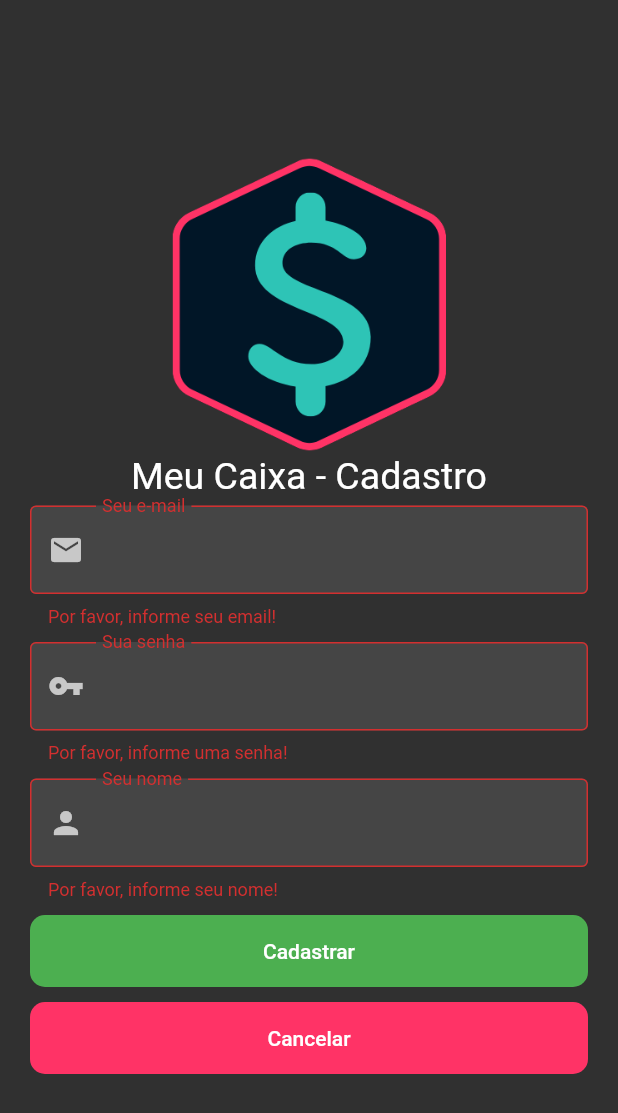
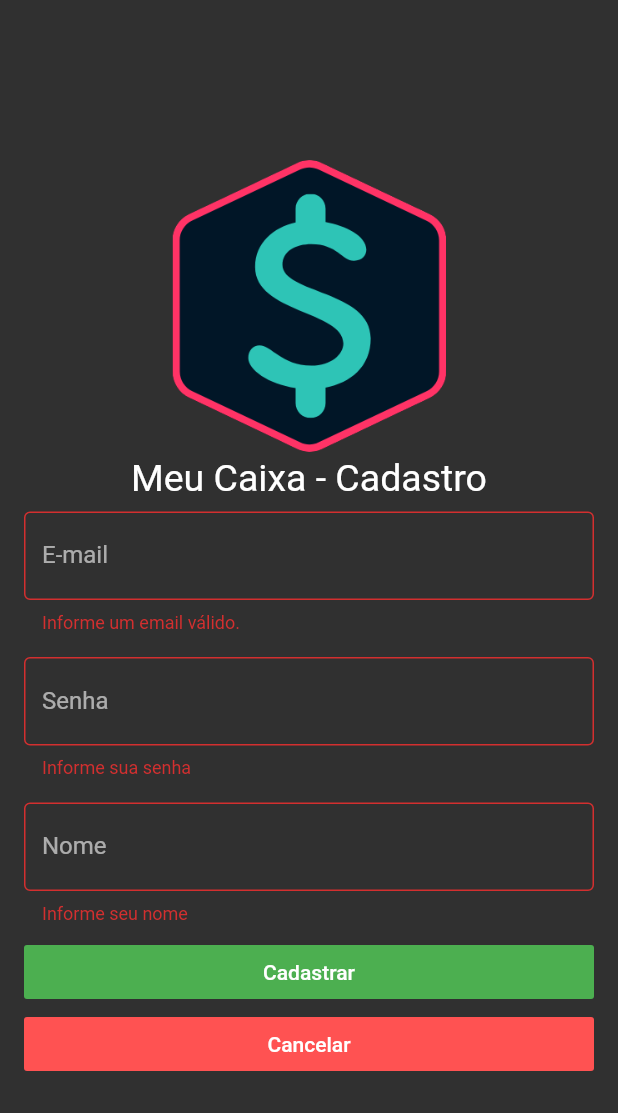
Before and after one commit to 3daysapp/meucaixa-flutter, a Flutter app: the RegisterScreen screen opened directly, after a tap on "Cadastrar", on a phone screen of 412 x 824 dp. Shown: the top 1113 px of the screen. Run offline on Flutter 3.47's test engine with Material 2 defaults, Android fonts, the phone set to English and light mode, and no system bars; our stand-ins replace cloud_firestore, email_validator, firebase_analytics, firebase_auth, firebase_core, firebase_crashlytics and 3 more; accounts and stored records are empty.

Commit message:
criado um novo textfield padrao para substituir o antigo Adicionado atalho a tela de cadastro a partir da tela de login

```diff
--- /dev/null
+++ b/lib/components/new_default_textfield.dart
@@ -0,0 +1,33 @@
+import 'package:flutter/material.dart';
+import 'package:meu_caixa_flutter/utils/config.dart';
+
+/// TODO coloquei esse nome para nao interfirir no default que ja existe, depois
+/// podemos renomear esse e eliminar o outro
+class NewDefaultTextField extends StatelessWidget {
+  final TextEditingController controller;
+  final String labelText;
+  final TextInputType keyboardType;
+  final Function validator;
+  final bool isPassword;
+  final Config _config = Config();
+  NewDefaultTextField(
+      {this.controller,
+      this.validator,
+      this.keyboardType,
+      this.labelText,
+      this.isPassword = false});
+
+  @override
+  Widget build(BuildContext context) {
+    return Padding(
+      padding: const EdgeInsets.symmetric(vertical: 8.0),
+      child: TextFormField(
+        decoration: _config.textFieldDecoration.copyWith(labelText: labelText),
+        obscureText: isPassword,
+        controller: controller,
+        keyboardType: keyboardType,
+        validator: validator,
+      ),
+    );
+  }
+}
--- a/lib/screens/login.dart
+++ b/lib/screens/login.dart
@@ -4,7 +4,9 @@ import 'package:email_validator/email_validator.dart';
 import 'package:firebase_auth/firebase_auth.dart';
 import 'package:flutter/material.dart';
 import 'package:meu_caixa_flutter/components/display_alert.dart';
+import 'package:meu_caixa_flutter/components/new_default_textfield.dart';
 import 'package:meu_caixa_flutter/screens/main_screen.dart';
+import 'package:meu_caixa_flutter/screens/register_screen.dart';
 import 'package:shared_preferences/shared_preferences.dart';
 
 ///
@@ -61,7 +63,7 @@ class _LoginState extends State<Login> {
     // TODO - Shared Preferences.
     bool automaticLogin = await _shouldAutomaticalyLogin();
     if (automaticLogin &&
-        (_auth.currentUser != null || widget.logoff == false)) {
+        (_auth.currentUser != null && widget.logoff == false)) {
       _controller.add(LoginStatus.go);
     } else {
       _controller.add(LoginStatus.form);
@@ -85,10 +87,6 @@ class _LoginState extends State<Login> {
   @override
   Widget build(BuildContext context) {
     return Scaffold(
-      appBar: AppBar(
-        title: Text('Meu Caixa'),
-        centerTitle: true,
-      ),
       body: StreamBuilder<LoginStatus>(
         stream: _controller.stream,
         initialData: LoginStatus.init,
@@ -115,6 +113,7 @@ class _LoginState extends State<Login> {
               case LoginStatus.form:
                 return Form(
                   key: _formKey,
+                  child: Center(
                     child: SingleChildScrollView(
                       child: Padding(
                         padding: const EdgeInsets.all(16.0),
@@ -128,14 +127,8 @@ class _LoginState extends State<Login> {
                             ),
 
                             /// E-mail
-                          Padding(
-                            padding: const EdgeInsets.symmetric(vertical: 8.0),
-                            child: TextFormField(
-                              decoration: InputDecoration(
+                            NewDefaultTextField(
                               labelText: 'E-mail',
-                                border: OutlineInputBorder(),
-                                counterText: '',
-                              ),
                               controller: _emailController,
                               keyboardType: TextInputType.emailAddress,
                               validator: (String value) =>
@@ -143,29 +136,48 @@ class _LoginState extends State<Login> {
                                       ? null
                                       : 'Informe o e-mail.',
                             ),
-                          ),
 
                             /// Password
-                          Padding(
-                            padding: const EdgeInsets.symmetric(vertical: 8.0),
-                            child: TextFormField(
-                              decoration: InputDecoration(
+                            NewDefaultTextField(
                               labelText: 'Senha',
-                                border: OutlineInputBorder(),
-                                counterText: '',
-                              ),
                               controller: _passwordController,
-                              obscureText: true,
+                              isPassword: true,
                               validator: (String value) =>
                                   value.isEmpty ? 'Informe a senha.' : null,
                             ),
-                          ),
 
+                            /// Botao Entrar
                             RaisedButton(
                               child: Text('ENTRAR'),
                               onPressed: _login,
                             ),
+                            SizedBox(
+                              height: 15,
+                            ),
+
+                            Text(
+                              'Ainda não possui uma conta?',
+                              textAlign: TextAlign.center,
+                              style: TextStyle(color: Colors.white),
+                            ),
+
+                            /// Botão abrir tela de cadastro
+                            FlatButton(
+                              child: Text(
+                                'clique aqui para se cadastrar!',
+                                textAlign: TextAlign.center,
+                                style: TextStyle(color: Colors.white),
+                              ),
+                              onPressed: () {
+                                Navigator.of(context).push(
+                                  MaterialPageRoute<RegisterScreen>(
+                                      builder: (BuildContext context) =>
+                                          RegisterScreen()),
+                                );
+                              },
+                            )
                           ],
+                        ),
                       ),
                     ),
                   ),
--- a/lib/screens/register_screen.dart
+++ b/lib/screens/register_screen.dart
@@ -1,6 +1,8 @@
+import 'package:email_validator/email_validator.dart';
 import 'package:flutter/cupertino.dart';
 import 'package:flutter/material.dart';
 import 'package:meu_caixa_flutter/components/default_text_field.dart';
+import 'package:meu_caixa_flutter/components/new_default_textfield.dart';
 import 'package:meu_caixa_flutter/components/rounded_action_button.dart';
 import 'package:meu_caixa_flutter/contantes.dart';
 import 'package:meu_caixa_flutter/screens/main_screen.dart';
@@ -27,9 +29,9 @@ class RegisterScreen extends StatefulWidget {
 class _RegisterScreenState extends State<RegisterScreen> {
   final GlobalKey<FormState> _formKey = GlobalKey();
   final FirebaseAuth auth = FirebaseAuth.instance;
-  String userEmail;
-  String userPassword;
-  String username;
+  final TextEditingController _emailController = TextEditingController();
+  final TextEditingController _passwordController = TextEditingController();
+  final TextEditingController _nameController = TextEditingController();
   // bool showSpinner = false;
 
   ///
@@ -40,9 +42,9 @@ class _RegisterScreenState extends State<RegisterScreen> {
       // toggleSpinner();
       try {
         await auth.createUserWithEmailAndPassword(
-            email: userEmail, password: userPassword);
+            email: _emailController.text, password: _passwordController.text);
         User user = auth.currentUser;
-        await user.updateProfile(displayName: username);
+        await user.updateProfile(displayName: _nameController.text);
         // toggleSpinner();
 
         await Navigator.pushNamed(context, MainScreen.screenId);
@@ -77,6 +79,7 @@ class _RegisterScreenState extends State<RegisterScreen> {
         body: Center(
           child: SingleChildScrollView(
             child: Container(
+              padding: EdgeInsets.all(16),
               child: Column(
                 crossAxisAlignment: CrossAxisAlignment.stretch,
                 mainAxisAlignment: MainAxisAlignment.center,
@@ -105,62 +108,51 @@ class _RegisterScreenState extends State<RegisterScreen> {
                       mainAxisAlignment: MainAxisAlignment.center,
                       crossAxisAlignment: CrossAxisAlignment.stretch,
                       children: <Widget>[
-                        DefaultTextField(
-                          callback: (String newValue) {
-                            userEmail = newValue;
-                          },
-                          hintText: 'Seu e-mail',
-                          icon: Icons.email,
-                          inputType: TextInputType.emailAddress,
-                          validator: (String value) => value.isEmpty
-                              ? 'Por favor, informe seu email!'
-                              : null,
+                        NewDefaultTextField(
+                          labelText: 'E-mail',
+                          controller: _emailController,
+                          keyboardType: TextInputType.emailAddress,
+                          validator: (String value) =>
+                              EmailValidator.validate(value)
+                                  ? null
+                                  : 'Informe um email válido.',
                         ),
-                        DefaultTextField(
-                          callback: (String newValue) =>
-                              userPassword = newValue,
-                          hintText: 'Sua senha',
-                          obscureText: true,
-                          icon: Icons.vpn_key,
-
-                          /// TODO - Pode melhorar a legibilidade usando operador ternário.
-                          validator: (String value) {
-                            if (value.isEmpty) {
-                              return 'Por favor, informe uma senha!';
-                            } else {
-                              return null;
-                            }
-                          },
+                        NewDefaultTextField(
+                          labelText: 'Senha',
+                          controller: _passwordController,
+                          isPassword: true,
+                          validator: (String value) =>
+                              value.isEmpty ? 'Informe sua senha' : null,
                         ),
-                        DefaultTextField(
-                          callback: (String newValue) => username = newValue,
-                          hintText: 'Seu nome',
-                          inputAction: TextInputAction.done,
-                          icon: Icons.person,
-                          validator: (String value) => value.isEmpty
-                              ? 'Por favor, informe seu nome!'
-                              : null,
-                        ),
+                        NewDefaultTextField(
+                          labelText: 'Nome',
+                          controller: _nameController,
+                          validator: (String value) =>
+                              value.isEmpty ? 'Informe seu nome' : null,
+                        )
                       ],
                     ),
                   ),
-                  RoundedActionButton(
-                    color: Colors.green,
-                    label: 'Cadastrar',
-                    callback: () {
-                      print('Clicou no botão');
-                      setState(() {
+                  FlatButton(
+                      child: Text(
+                        'Cadastrar',
+                        textAlign: TextAlign.center,
+                        style: TextStyle(color: Colors.white),
+                      ),
+                      color: Colors.green,
+                      onPressed: () {
                         registerUser();
-                      });
-                    },
-                  ),
-                  RoundedActionButton(
-                    color: kRadicalRedColor,
-                    label: 'Cancelar',
-                    callback: () {
-                      Navigator.pop(context);
-                    },
-                  ),
+                      }),
+                  FlatButton(
+                      child: Text(
+                        'Cancelar',
+                        textAlign: TextAlign.center,
+                        style: TextStyle(color: Colors.white),
+                      ),
+                      color: Colors.redAccent,
+                      onPressed: () {
+                        Navigator.of(context).pop();
+                      }),
                 ],
               ),
             ),
--- a/lib/utils/config.dart
+++ b/lib/utils/config.dart
@@ -1,3 +1,5 @@
+import 'package:flutter/material.dart';
+
 ///
 ///
 ///
@@ -15,6 +17,13 @@ class Config {
 
   bool debug = false;
 
+  /// TODO Esse é o estilo padrão do NewDefaultTextField, não sei se esse é o
+  /// jeito correto de colocar dentro do Config. Verificar
+  InputDecoration textFieldDecoration = InputDecoration(
+    border: OutlineInputBorder(),
+    counterText: '',
+  );
+
   ///
   ///
   ///
```
Lines whose indentation alone changed are shown as unchanged.
